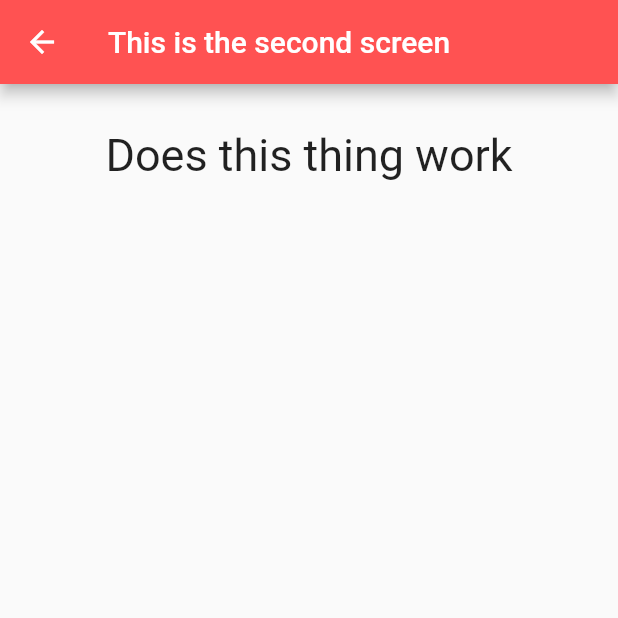
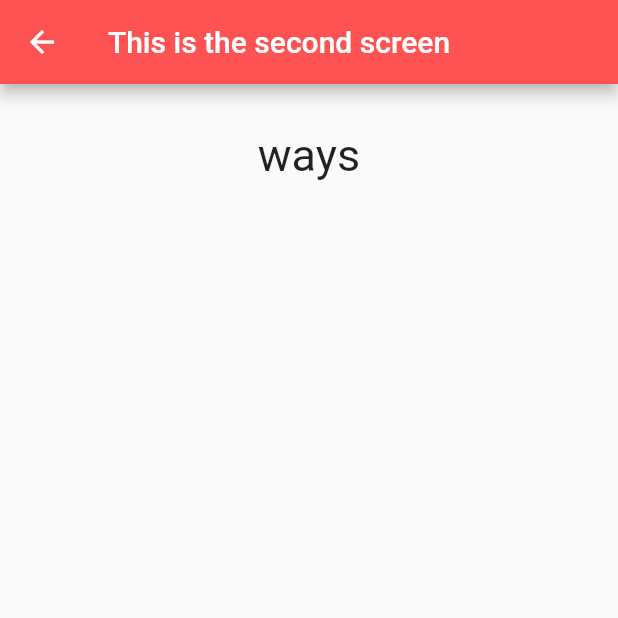
Before and after one commit to cathymariza/wrd-masters, a Flutter app: the screen it shows after launch, after a tap on "Easy", on a phone screen of 412 x 824 dp, the top half of it. Run offline on Flutter 3.47's test engine with Material 2 defaults, Android fonts, the light colour scheme and no system bars; project files that could hold a hidden picture were left out.

Commit message:
Word now goes to the second screen!

```diff
--- a/word_masters/lib/main.dart
+++ b/word_masters/lib/main.dart
@@ -77,9 +77,9 @@ class _MyHomePageState extends State<MyHomePage>
             Padding(
                 padding: const EdgeInsets.all(16.0),
                 child: GestureDetector(
-                  onTap: () {
-                    Future<String> word = _chooseWord("easy");
-                    gamePageNav();
+                  onTap: () async {
+                    String word = await _chooseWord("easy");
+                    gamePageNav(word);
                     print(word);
                   },
                   child: Transform.scale(
@@ -94,9 +94,9 @@ class _MyHomePageState extends State<MyHomePage>
             Padding(
               padding: const EdgeInsets.all(16.0),
               child: GestureDetector(
-                onTap: () {
-                  Future<String> word = _chooseWord("medium");
-                  gamePageNav();
+                onTap: () async {
+                  String word = await _chooseWord("medium");
+                  gamePageNav(word);
                   print(word);
                 },
                 child: Transform.scale(
@@ -112,9 +112,9 @@ class _MyHomePageState extends State<MyHomePage>
             Padding(
               padding: const EdgeInsets.all(16.0),
               child: GestureDetector(
-                onTap: () {
-                  Future<String> word = _chooseWord("hard");
-                  gamePageNav();
+                onTap: () async {
+                  String word = await _chooseWord("hard");
+                  gamePageNav(word);
                   print(word);
                 },
                 child: Transform.scale(
@@ -138,12 +138,13 @@ class _MyHomePageState extends State<MyHomePage>
     );
   }
 
-  void gamePageNav() {
+  void gamePageNav(String word) {
     Navigator.push(
       context,
       MaterialPageRoute(
-          builder: (context) => const WordScreen(
-                key: Key("Word Screen"),
+          builder: (context) => WordScreen(
+                key: const Key("Word Screen"),
+                word: word,
               )),
     );
   }
@@ -151,13 +152,13 @@ class _MyHomePageState extends State<MyHomePage>
   void _onTapDown(TapDownDetails details) {
     _controller.forward();
 
-    Navigator.push(
-      context,
-      MaterialPageRoute(
-          builder: (context) => const WordScreen(
-                key: Key("Word Screen"),
-              )),
-    );
+    // Navigator.push(
+    //   context,
+    //   MaterialPageRoute(
+    //       builder: (context) => const WordScreen(
+    //             key: Key("Word Screen"),
+    //           )),
+    // );
   }
 
   void _onTapUp(TapUpDetails details) {
@@ -175,19 +176,27 @@ class _MyHomePageState extends State<MyHomePage>
       }
     });
     var word = words[rand.nextInt(words.length)];
+    print(word);
+    print(word.runtimeType);
+
     return word;
   }
 }
 
 class WordScreen extends StatefulWidget {
-  const WordScreen({Key? key}) : super(key: key);
+  WordScreen({Key? key, required this.word}) : super(key: key);
+
+  String word;
 
   @override
-  _WordScreenState createState() => _WordScreenState();
+  _WordScreenState createState() => _WordScreenState(word);
 }
 
 // add a field that requires a word to passed to create this screen
 class _WordScreenState extends State<WordScreen> {
+  _WordScreenState(this.word);
+  String word;
+
   @override
   Widget build(BuildContext context) {
     return Scaffold(
@@ -198,9 +207,9 @@ class _WordScreenState extends State<WordScreen> {
       body: Container(
           alignment: Alignment.center,
           padding: EdgeInsets.all(30),
-          child: Column(children: const [
+          child: Column(children: [
             Text(
-              "Does this thing work",
+              "$word",
               style: TextStyle(fontSize: 30),
             )
           ])),
```
